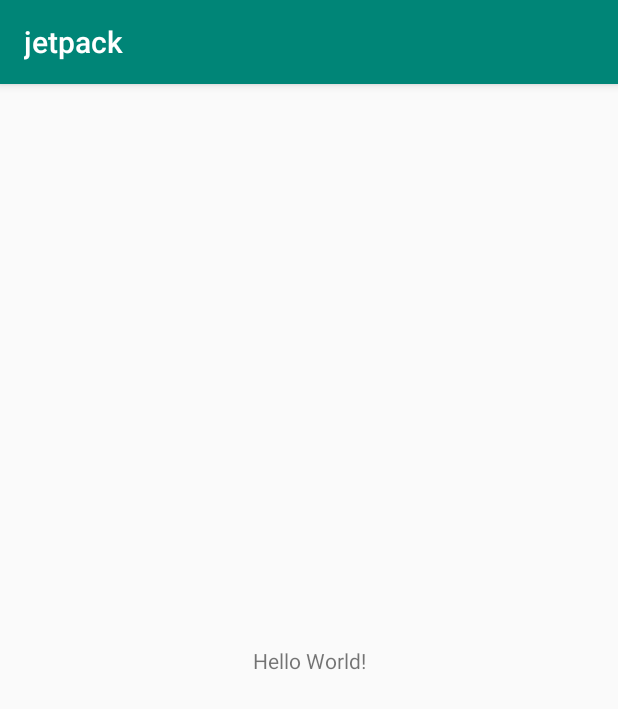
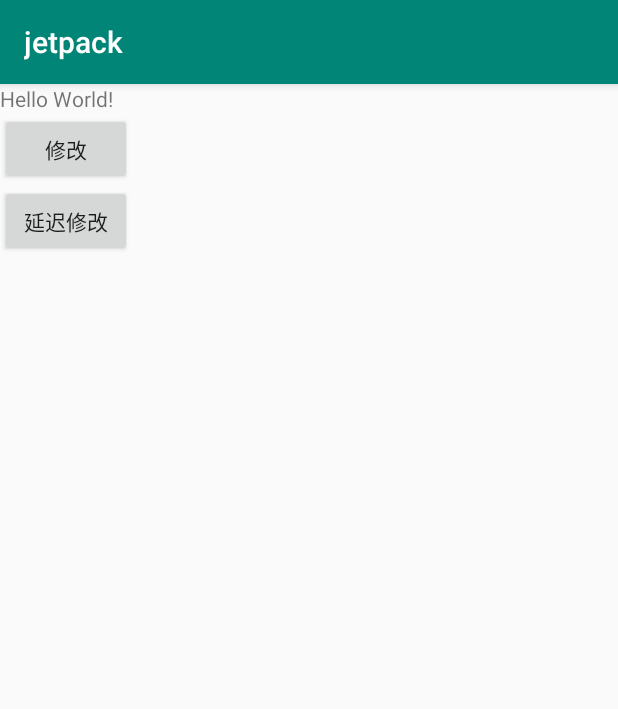
Before and after one commit to meikaiss/jetpackApp, an Android app: the screen it shows after launch (MainActivity before the commit, ViewModelActivity after it), on a phone screen of 412 x 824 dp. Shown: the top 709 px of the screen. Run offline under Robolectric (Android 15) with nearby library versions, the phone set to English and light mode, and no system bars; our stand-ins replace ButterKnife.

Commit message:
增加LiveData基本用法

```diff
--- a/app/build.gradle
+++ b/app/build.gradle
@@ -1,4 +1,5 @@
 apply plugin: 'com.android.application'
+apply plugin: 'com.jakewharton.butterknife'
 
 android {
     compileSdkVersion 29
@@ -28,4 +29,9 @@ dependencies {
 
     implementation group: 'androidx.lifecycle', name: 'lifecycle-livedata', version: '2.1.0'
 
+    implementation group: 'com.jakewharton', name: 'butterknife', version: '10.2.0'
+    annotationProcessor 'com.jakewharton:butterknife-compiler:10.2.0'
+    implementation 'androidx.lifecycle:lifecycle-extensions:2.1.0'
+
+
 }
--- a/app/src/main/AndroidManifest.xml
+++ b/app/src/main/AndroidManifest.xml
@@ -9,7 +9,7 @@
         android:roundIcon="@mipmap/ic_launcher_round"
         android:supportsRtl="true"
         android:theme="@style/AppTheme">
-        <activity android:name=".MainActivity">
+        <activity android:name=".ViewModelActivity">
             <intent-filter>
                 <action android:name="android.intent.action.MAIN" />
 
--- /dev/null
+++ b/app/src/main/java/com/androidx/jetpack/BusViewModel.java
@@ -0,0 +1,12 @@
+package com.androidx.jetpack;
+
+import androidx.lifecycle.MutableLiveData;
+import androidx.lifecycle.ViewModel;
+
+/**
+ * Created by meikai on 2019/11/10.
+ */
+public class BusViewModel extends ViewModel {
+
+    public MutableLiveData<String> name = new MutableLiveData<>();
+}
--- a/app/src/main/java/com/androidx/jetpack/MainActivity.java
+++ /dev/null
@@ -1,14 +0,0 @@
-package com.androidx.jetpack;
-
-import androidx.appcompat.app.AppCompatActivity;
-
-import android.os.Bundle;
-
-public class MainActivity extends AppCompatActivity {
-
-    @Override
-    protected void onCreate(Bundle savedInstanceState) {
-        super.onCreate(savedInstanceState);
-        setContentView(R.layout.activity_main);
-    }
-}
--- /dev/null
+++ b/app/src/main/java/com/androidx/jetpack/ViewModelActivity.java
@@ -0,0 +1,75 @@
+package com.androidx.jetpack;
+
+import android.os.Bundle;
+import android.os.Handler;
+import android.util.Log;
+import android.view.View;
+import android.widget.Button;
+import android.widget.TextView;
+
+import androidx.appcompat.app.AppCompatActivity;
+import androidx.lifecycle.MutableLiveData;
+import androidx.lifecycle.Observer;
+import androidx.lifecycle.ViewModelProviders;
+
+import butterknife.BindView;
+import butterknife.ButterKnife;
+
+public class ViewModelActivity extends AppCompatActivity {
+
+    private static final String TAG = "LiveData";
+
+    @BindView(R.id.tv_value)
+    TextView tvValue;
+    @BindView(R.id.btn_modify)
+    Button btnModify;
+    @BindView(R.id.btn_modify_delay)
+    Button btnModifyDelay;
+
+    private Handler handler = new Handler();
+
+    private BusViewModel myViewModel;
+
+    @Override
+    protected void onCreate(Bundle savedInstanceState) {
+        super.onCreate(savedInstanceState);
+        setContentView(R.layout.activity_main);
+
+        ButterKnife.bind(this);
+
+        btnModifyDelay.setOnClickListener(new View.OnClickListener() {
+            @Override
+            public void onClick(View v) {
+
+                Log.e(TAG, "3秒后设置");
+                handler.postDelayed(new Runnable() {
+                    @Override
+                    public void run() {
+
+                        Log.e(TAG, "开始延迟设置1");
+                        myViewModel.name.setValue("Benz Bus");
+                        Log.e(TAG, "开始延迟设置2");
+
+                    }
+                }, 3000);
+
+
+            }
+        });
+
+
+        myViewModel = ViewModelProviders.of(this).get(BusViewModel.class);
+        myViewModel.name.observe(this, new Observer<String>() {
+            @Override
+            public void onChanged(String s) {
+                Log.e(TAG, "监听到更新，s="+s);
+            }
+        });
+
+    }
+
+    @Override
+    protected void onDestroy() {
+        super.onDestroy();
+    }
+}
--- a/app/src/main/res/layout/activity_main.xml
+++ b/app/src/main/res/layout/activity_main.xml
@@ -1,18 +1,29 @@
 <?xml version="1.0" encoding="utf-8"?>
-<androidx.constraintlayout.widget.ConstraintLayout xmlns:android="http://schemas.android.com/apk/res/android"
+<LinearLayout xmlns:android="http://schemas.android.com/apk/res/android"
     xmlns:app="http://schemas.android.com/apk/res-auto"
     xmlns:tools="http://schemas.android.com/tools"
     android:layout_width="match_parent"
     android:layout_height="match_parent"
-    tools:context=".MainActivity">
+    android:orientation="vertical"
+    tools:context=".LiveDataActivity">
 
     <TextView
+        android:id="@+id/tv_value"
         android:layout_width="wrap_content"
         android:layout_height="wrap_content"
-        android:text="Hello World!"
-        app:layout_constraintBottom_toBottomOf="parent"
-        app:layout_constraintLeft_toLeftOf="parent"
-        app:layout_constraintRight_toRightOf="parent"
-        app:layout_constraintTop_toTopOf="parent" />
+        android:text="Hello World!" />
 
-</androidx.constraintlayout.widget.ConstraintLayout>
+    <Button
+        android:id="@+id/btn_modify"
+        android:layout_width="wrap_content"
+        android:layout_height="wrap_content"
+        android:text="修改" />
+
+    <Button
+        android:id="@+id/btn_modify_delay"
+        android:layout_width="wrap_content"
+        android:layout_height="wrap_content"
+        android:text="延迟修改" />
+
+
+</LinearLayout>
--- a/build.gradle
+++ b/build.gradle
@@ -8,6 +8,7 @@ buildscript {
     }
     dependencies {
         classpath 'com.android.tools.build:gradle:3.5.2'
+        classpath 'com.jakewharton:butterknife-gradle-plugin:10.2.0'
 
         // NOTE: Do not place your application dependencies here; they belong
         // in the individual module build.gradle files
```
Also changed, not shown: app/src/main/java/com/androidx/jetpack/LiveDataActivity.java (added, +96 -0 lines), 1 other file.
